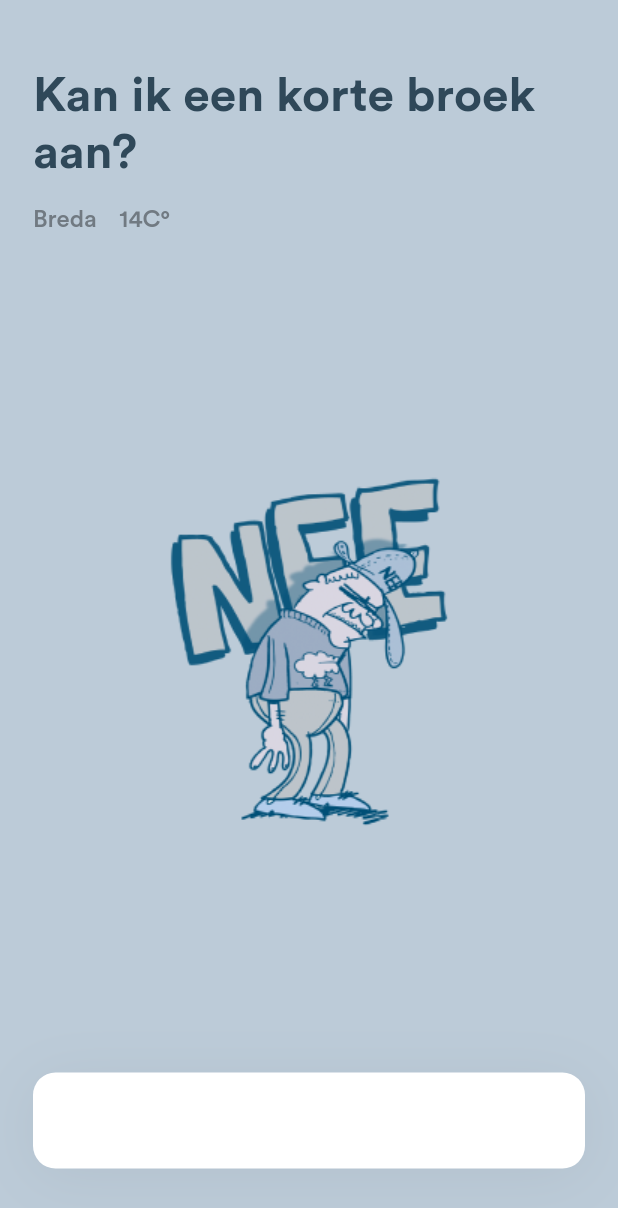
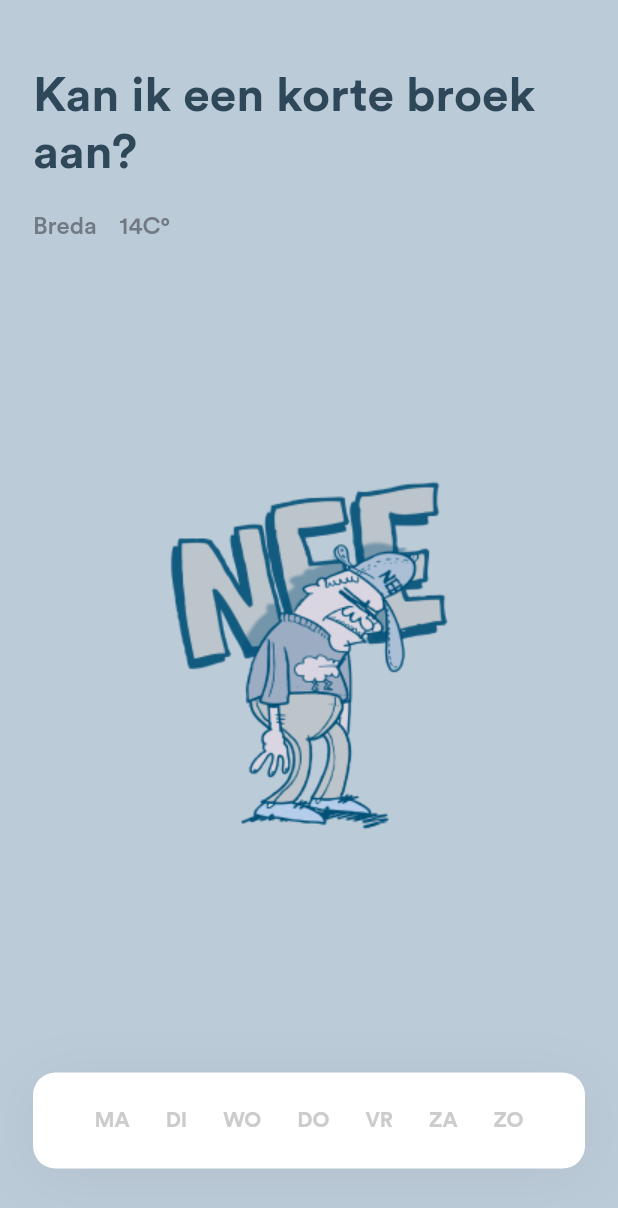
Before and after one commit to InstantlyMoist/KorteBroekAan, a Flutter app: the screen it shows after launch, on a phone screen of 412 x 824 dp. Shown: the top 1208 px of the screen. Run offline on Flutter 3.47's test engine with Material 2 defaults, Android fonts, the phone set to English and light mode, and no system bars.

Commit message:
Added ForecastBar items 🆕

```diff
--- a/lib/homescreen/weatherbar.dart
+++ b/lib/homescreen/forecastbar/forecastbar.dart
@@ -1,7 +1,9 @@
 import 'package:flutter/cupertino.dart';
 import 'package:flutter/material.dart';
+import 'package:kan_ik_een_korte_broek_aan/homescreen/forecastbar/forecastitem.dart';
 
-class WeatherBar extends StatelessWidget {
+class ForecastBar extends StatelessWidget {
+  List<String> days = ["ma","di","wo","do","vr","za","zo"];
   @override
   Widget build(BuildContext context) {
     return Container(
@@ -20,7 +22,9 @@ class WeatherBar extends StatelessWidget {
         ),
         child: Row(
           mainAxisAlignment: MainAxisAlignment.center,
-          children: <Widget>[]
+          children: <Widget>[
+            for (String day in days) ForecastItem(day)
+          ]
         ),
     );
   }
--- /dev/null
+++ b/lib/homescreen/forecastbar/forecastitem.dart
@@ -0,0 +1,27 @@
+import 'package:flutter/cupertino.dart';
+
+class ForecastItem extends StatelessWidget {
+  String day;
+
+  ForecastItem(String day) : this.day = day;
+
+  @override
+  Widget build(BuildContext context) {
+    return Padding(
+      padding: const EdgeInsets.only(left: 12, right: 12),
+      child: Column(
+        mainAxisAlignment: MainAxisAlignment.center,
+        children: <Widget>[
+          Text(
+            day.toUpperCase(),
+            style: TextStyle(
+              fontWeight: FontWeight.bold,
+              color: Color(0xFFCCCCCC)
+            ),
+          )
+        ],
+      ),
+    );
+  }
+
+}
--- a/lib/homescreen/header.dart
+++ b/lib/homescreen/header.dart
@@ -6,7 +6,6 @@ class Header extends StatelessWidget {
   @override
   Widget build(BuildContext context) {
     return Container(
-//      width: MediaQuery.of(context).size.width * 0.87,
       child: Column(
         crossAxisAlignment: CrossAxisAlignment.start,
         children: <Widget>[
@@ -18,7 +17,7 @@ class Header extends StatelessWidget {
                 color: Color(0xFF2F4859)
               ),
           ),
-          SizedBox(height: 15),
+          SizedBox(height: 20),
           Row(
             children: <Widget>[
               Text(
--- a/lib/main.dart
+++ b/lib/main.dart
@@ -2,7 +2,7 @@ import 'package:flutter/material.dart';
 import 'package:kan_ik_een_korte_broek_aan/homescreen/header.dart';
 
 import 'homescreen/weatherimage.dart';
-import 'homescreen/weatherbar.dart';
+import 'homescreen/forecastbar/forecastbar.dart';
 
 void main() => runApp(MyApp());
 
@@ -27,7 +27,7 @@ class MyApp extends StatelessWidget {
                       Spacer(),
                       WeatherImage(),
                       Spacer(),
-                      WeatherBar()
+                      ForecastBar()
                   ],
                 ),
             ),
--- a/pubspec.yaml
+++ b/pubspec.yaml
@@ -14,7 +14,7 @@ description: Kan ik een korte broek aan?
 version: 1.0.0+1
 
 environment:
-  sdk: ">=2.1.0 <3.0.0"
+  sdk: ">=2.2.2 <3.0.0"
 
 dependencies:
   flutter:
```
